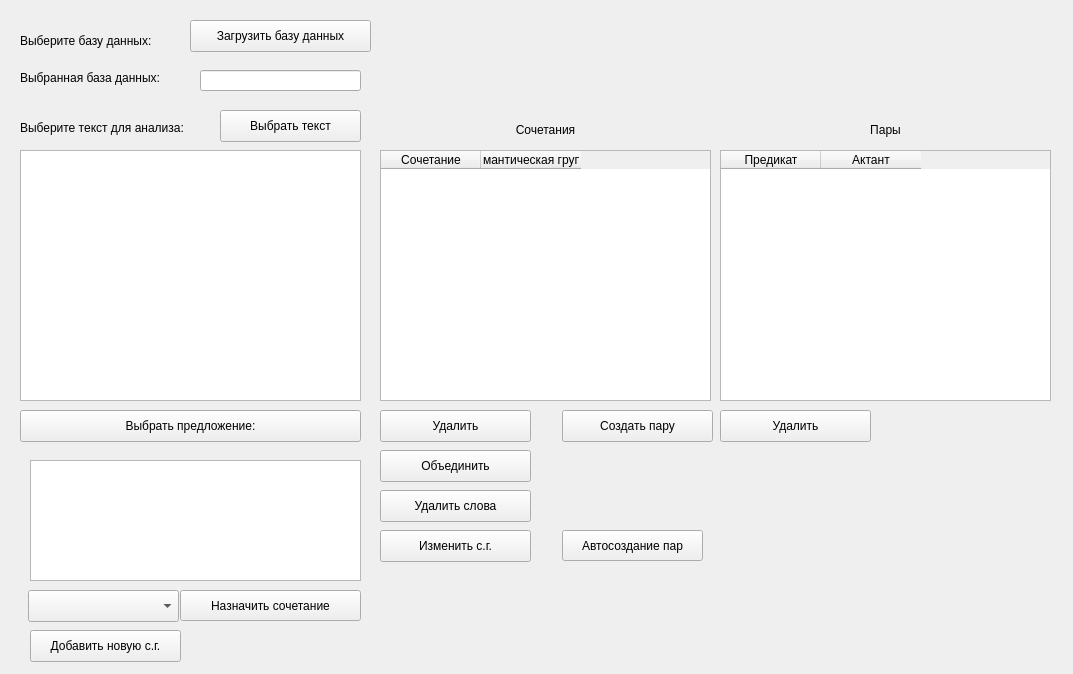
Holodome/ling, file uis/analysis.ui: the form before one commit.
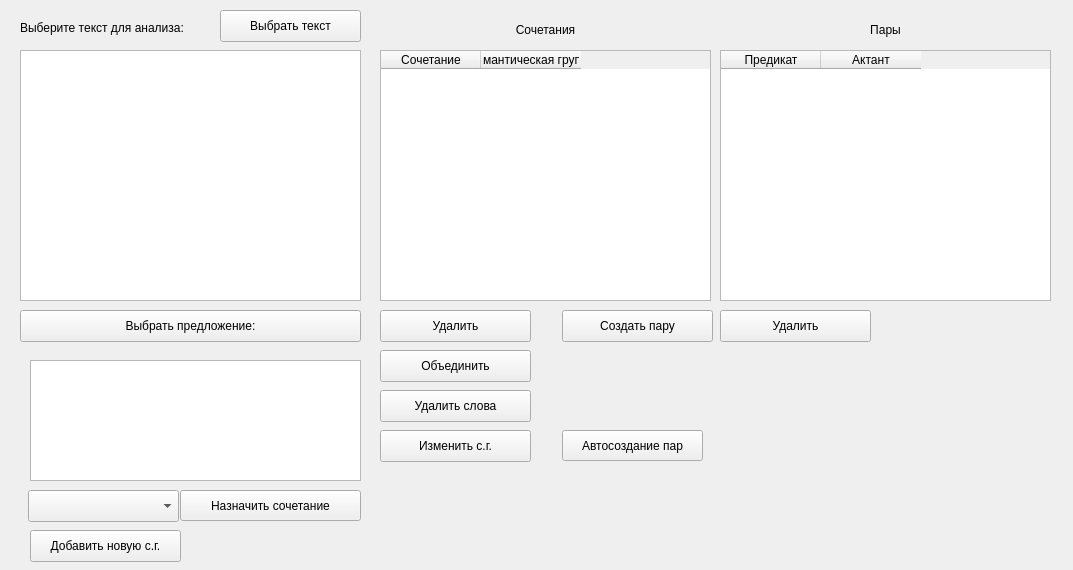
The form after the commit.

```diff
--- a/uis/analysis.ui
+++ b/uis/analysis.ui
@@ -7,7 +7,7 @@
     <x>0</x>
     <y>0</y>
     <width>1073</width>
-    <height>674</height>
+    <height>570</height>
    </rect>
   </property>
   <property name="sizePolicy">
@@ -19,63 +19,11 @@
   <property name="windowTitle">
    <string>Form</string>
   </property>
-  <widget class="QLabel" name="label">
-   <property name="geometry">
-    <rect>
-     <x>20</x>
-     <y>30</y>
-     <width>161</width>
-     <height>21</height>
-    </rect>
-   </property>
-   <property name="text">
-    <string>Выберите базу данных:</string>
-   </property>
-  </widget>
-  <widget class="QPushButton" name="load_db_btn">
-   <property name="geometry">
-    <rect>
-     <x>190</x>
-     <y>20</y>
-     <width>181</width>
-     <height>32</height>
-    </rect>
-   </property>
-   <property name="text">
-    <string>Загрузить базу данных</string>
-   </property>
-  </widget>
-  <widget class="QLabel" name="label_2">
-   <property name="geometry">
-    <rect>
-     <x>20</x>
-     <y>70</y>
-     <width>171</width>
-     <height>16</height>
-    </rect>
-   </property>
-   <property name="text">
-    <string>Выбранная база данных:</string>
-   </property>
-  </widget>
-  <widget class="QLineEdit" name="db_filename_le">
-   <property name="geometry">
-    <rect>
-     <x>200</x>
-     <y>70</y>
-     <width>161</width>
-     <height>21</height>
-    </rect>
-   </property>
-   <property name="readOnly">
-    <bool>true</bool>
-   </property>
-  </widget>
   <widget class="QLabel" name="label_3">
    <property name="geometry">
     <rect>
      <x>20</x>
-     <y>120</y>
+     <y>20</y>
      <width>191</width>
      <height>16</height>
     </rect>
@@ -88,7 +36,7 @@
    <property name="geometry">
     <rect>
      <x>220</x>
-     <y>110</y>
+     <y>10</y>
      <width>141</width>
      <height>32</height>
     </rect>
@@ -101,7 +49,7 @@
    <property name="geometry">
     <rect>
      <x>20</x>
-     <y>150</y>
+     <y>50</y>
      <width>341</width>
      <height>251</height>
     </rect>
@@ -114,7 +62,7 @@
    <property name="geometry">
     <rect>
      <x>20</x>
-     <y>410</y>
+     <y>310</y>
      <width>341</width>
      <height>32</height>
     </rect>
@@ -127,7 +75,7 @@
    <property name="geometry">
     <rect>
      <x>30</x>
-     <y>460</y>
+     <y>360</y>
      <width>331</width>
      <height>121</height>
     </rect>
@@ -140,7 +88,7 @@
    <property name="geometry">
     <rect>
      <x>28</x>
-     <y>590</y>
+     <y>490</y>
      <width>151</width>
      <height>32</height>
     </rect>
@@ -150,7 +98,7 @@
    <property name="geometry">
     <rect>
      <x>180</x>
-     <y>590</y>
+     <y>490</y>
      <width>181</width>
      <height>31</height>
     </rect>
@@ -163,7 +111,7 @@
    <property name="geometry">
     <rect>
      <x>380</x>
-     <y>150</y>
+     <y>50</y>
      <width>331</width>
      <height>251</height>
     </rect>
@@ -201,7 +149,7 @@
    <property name="geometry">
     <rect>
      <x>380</x>
-     <y>120</y>
+     <y>20</y>
      <width>331</width>
      <height>20</height>
     </rect>
@@ -217,7 +165,7 @@
    <property name="geometry">
     <rect>
      <x>380</x>
-     <y>410</y>
+     <y>310</y>
      <width>151</width>
      <height>32</height>
     </rect>
@@ -230,7 +178,7 @@
    <property name="geometry">
     <rect>
      <x>380</x>
-     <y>450</y>
+     <y>350</y>
      <width>151</width>
      <height>32</height>
     </rect>
@@ -243,7 +191,7 @@
    <property name="geometry">
     <rect>
      <x>380</x>
-     <y>490</y>
+     <y>390</y>
      <width>151</width>
      <height>32</height>
     </rect>
@@ -256,7 +204,7 @@
    <property name="geometry">
     <rect>
      <x>380</x>
-     <y>530</y>
+     <y>430</y>
      <width>151</width>
      <height>32</height>
     </rect>
@@ -269,7 +217,7 @@
    <property name="geometry">
     <rect>
      <x>562</x>
-     <y>410</y>
+     <y>310</y>
      <width>151</width>
      <height>32</height>
     </rect>
@@ -282,7 +230,7 @@
    <property name="geometry">
     <rect>
      <x>562</x>
-     <y>530</y>
+     <y>430</y>
      <width>141</width>
      <height>31</height>
     </rect>
@@ -295,7 +243,7 @@
    <property name="geometry">
     <rect>
      <x>720</x>
-     <y>150</y>
+     <y>50</y>
      <width>331</width>
      <height>251</height>
     </rect>
@@ -318,7 +266,7 @@
    <property name="geometry">
     <rect>
      <x>720</x>
-     <y>120</y>
+     <y>20</y>
      <width>331</width>
      <height>20</height>
     </rect>
@@ -334,7 +282,7 @@
    <property name="geometry">
     <rect>
      <x>720</x>
-     <y>410</y>
+     <y>310</y>
      <width>151</width>
      <height>32</height>
     </rect>
@@ -347,7 +295,7 @@
    <property name="geometry">
     <rect>
      <x>30</x>
-     <y>630</y>
+     <y>530</y>
      <width>151</width>
      <height>32</height>
     </rect>
```
